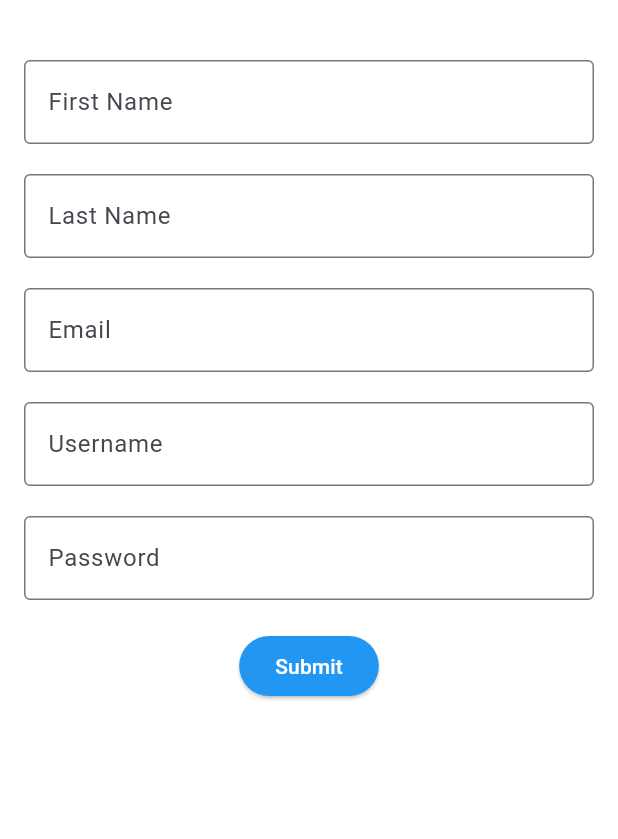
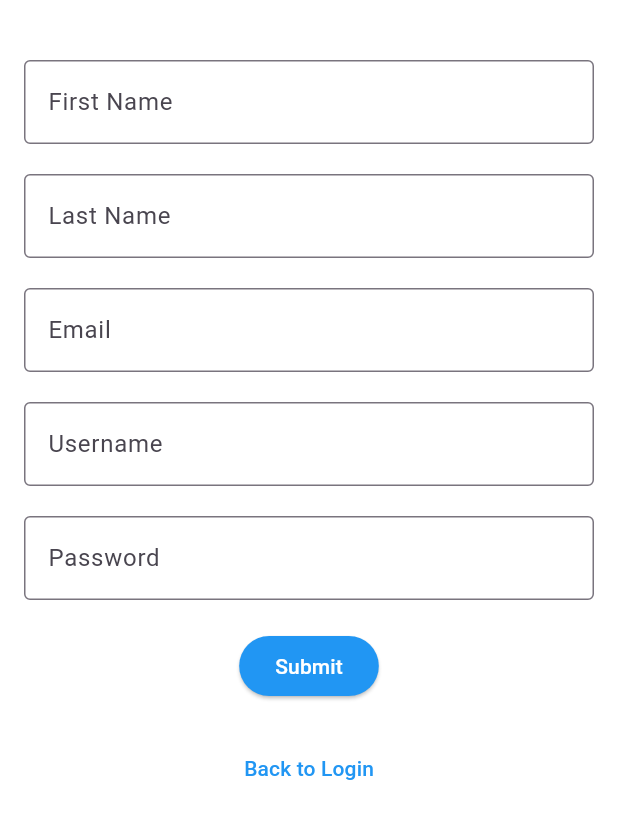
Before and after one commit to Hasini-D/LargeProject, a Flutter app: the RegisterPage screen opened by its route, on a phone screen of 412 x 824 dp, the part 153-992 px from its top. Run offline on Flutter 3.47's test engine with Material 3 defaults, Android fonts, the phone set to English and light mode, and no system bars.

Commit message:
Update register_page.dart

```diff
--- a/flutter_app/lib/pages/register_page.dart
+++ b/flutter_app/lib/pages/register_page.dart
@@ -138,6 +138,15 @@ class _RegisterPageState extends State<RegisterPage> {
                     ),
                   ),
                 ),
+                SizedBox(height: 20),
+                Center(
+                  child: TextButton(
+                    onPressed: () {
+                      Navigator.pop(context); // Go back to the login page
+                    },
+                    child: Text('Back to Login', style: TextStyle(color: Colors.blue)),
+                  ),
+                ),
               ],
             ),
           ),
```
